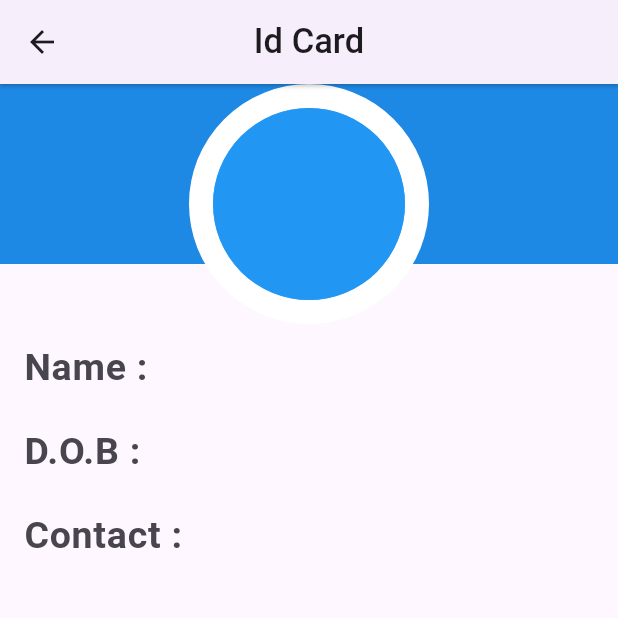
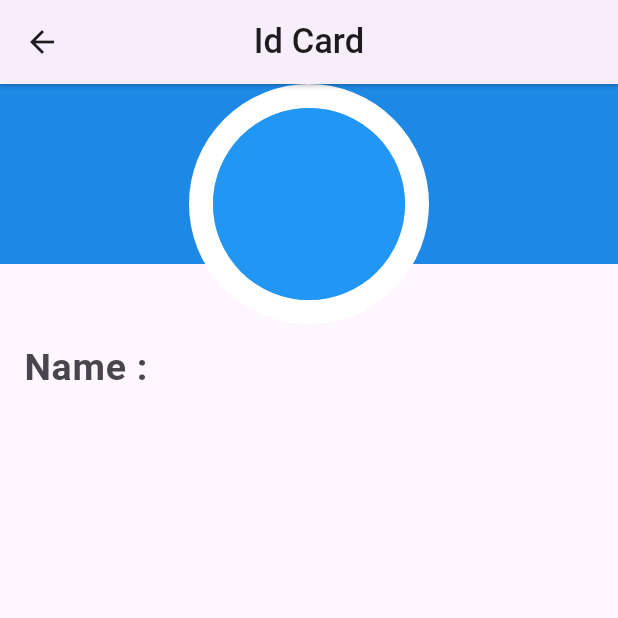
Before and after one commit to sanjuafre123/resume_app_daily_task, a Flutter app: the CardDetailScreen screen opened directly, on a phone screen of 412 x 824 dp, the top half of it. Run offline on Flutter 3.47's test engine with Material 3 defaults, Android fonts, the phone set to English and light mode, and no system bars; our stand-ins replace image_picker.

Commit message:
20/05/2024

```diff
--- a/lib/Utils/routes.dart
+++ b/lib/Utils/routes.dart
@@ -26,9 +26,9 @@ class Approutes{
     // '/Succese' : (context) => const LoginSuccese(),
     // '/snaker' : (context) => const snakerpage(),
     // '/imgpicker' : (context) => const imgpicker(),
-    // '/' : (context) => const CardScreen(),
-    // '/CardDetail' : (context) => const CardDetailScreen(),
-    '/' : (context)  => const TextFieldScreen(),
+    '/' : (context) => const CardScreen(),
+    '/CardDetail' : (context) => const CardDetailScreen(),
+    // '/' : (context)  => const TextFieldScreen(),
 
 
 
--- a/lib/home/Components/Screen/ID_Cards_Registration_Form/CardDetailsScreen.dart
+++ b/lib/home/Components/Screen/ID_Cards_Registration_Form/CardDetailsScreen.dart
@@ -42,7 +42,7 @@ class _CardDetailScreenState extends State<CardDetailScreen> {
                   height: 160,
                   width: 160,
                   decoration: BoxDecoration(
-                    color: Color(0xff5AB2FF),
+                    color: const Color(0xff5AB2FF),
                     shape: BoxShape.circle,
                     border: Border.all(color: Colors.white, width: 16),
                   ),
@@ -53,44 +53,44 @@ class _CardDetailScreenState extends State<CardDetailScreen> {
                         (fileImage != null) ? FileImage(fileImage!) : null,
                   ),
                 ),
-                SizedBox(
-                  height: 20,
+                const SizedBox(
+                  height: 10,
                 ),
               ],
             ),
           ),
           ListTile(
-            leading: Text(
+            leading: const Text(
               'Name : ',
               style: TextStyle(fontWeight: FontWeight.bold,fontSize: 25),
             ),
             title: Text(
               '$firstName $lastName',
-              style: TextStyle(fontSize: 25,fontWeight: FontWeight.bold),
+              style: const TextStyle(fontSize: 25,fontWeight: FontWeight.bold),
             ),
           ),
-          ListTile(
-            leading: const Text(
-              'D.O.B : ',
-              style: TextStyle(fontSize: 25, fontWeight: FontWeight.bold),
-            ),
-            title: Text(
-              dub,
-              style: const TextStyle(
-                  fontSize: 25, fontWeight: FontWeight.bold),
-            ),
-          ),
-          ListTile(
-            leading: const Text(
-              'Contact : ',
-              style: TextStyle(fontSize: 25, fontWeight: FontWeight.bold),
-            ),
-            title: Text(
-              phoneNumber,
-              style: const TextStyle(
-                  fontSize: 25, fontWeight: FontWeight.bold),
-            ),
-          ),
+          // ListTile(
+          //   leading: const Text(
+          //     'D.O.B : ',
+          //     style: TextStyle(fontSize: 25, fontWeight: FontWeight.bold),
+          //   ),
+          //   title: Text(
+          //     dub,
+          //     style: const TextStyle(
+          //         fontSize: 25, fontWeight: FontWeight.bold),
+          //   ),
+          // ),
+          // ListTile(
+          //   leading: const Text(
+          //     'Contact : ',
+          //     style: TextStyle(fontSize: 25, fontWeight: FontWeight.bold),
+          //   ),
+          //   title: Text(
+          //     phoneNumber,
+          //     style: const TextStyle(
+          //         fontSize: 25, fontWeight: FontWeight.bold),
+          //   ),
+          // ),
         ],
       ),
     );
--- a/lib/home/Components/Screen/ID_Cards_Registration_Form/Cardscreen.dart
+++ b/lib/home/Components/Screen/ID_Cards_Registration_Form/Cardscreen.dart
@@ -15,6 +15,7 @@ class CardScreen extends StatefulWidget {
 class _CardScreenState extends State<CardScreen> {
   @override
   Widget build(BuildContext context) {
+
     TextEditingController txtName = TextEditingController();
     TextEditingController txtSurname = TextEditingController();
     TextEditingController txtdob = TextEditingController();
@@ -22,7 +23,7 @@ class _CardScreenState extends State<CardScreen> {
     GlobalKey<FormState> formkey = GlobalKey();
 
     ImagePicker imagePicker = ImagePicker();
-    File? fileImage;
+    File? fileImg;
 
     return Scaffold(
       appBar: AppBar(
@@ -47,7 +48,7 @@ class _CardScreenState extends State<CardScreen> {
           child: Column(
             crossAxisAlignment: CrossAxisAlignment.start,
             children: [
-              SizedBox(
+              const SizedBox(
                 height: 15,
               ),
               Column(
@@ -70,7 +71,7 @@ class _CardScreenState extends State<CardScreen> {
                               source: ImageSource.camera);
 
                           setState(() {
-                            fileImage = File(xFileImage!.path);
+                            fileImg = File(xFileImage!.path);
                           });
                         },
                         icon: const Icon(
@@ -84,7 +85,7 @@ class _CardScreenState extends State<CardScreen> {
                               source: ImageSource.gallery);
 
                           setState(() {
-                            fileImage = File(xFileImage!.path);
+                            fileImg = File(xFileImage!.path);
                           });
                         },
                         icon: const Icon(
```
Also changed, not shown: pubspec.lock.
